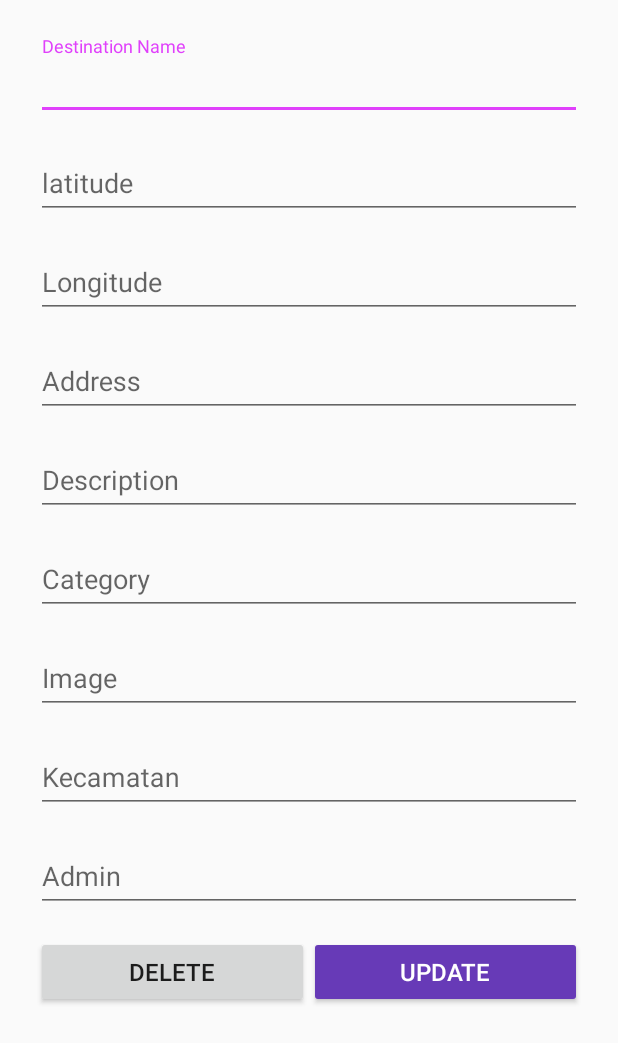
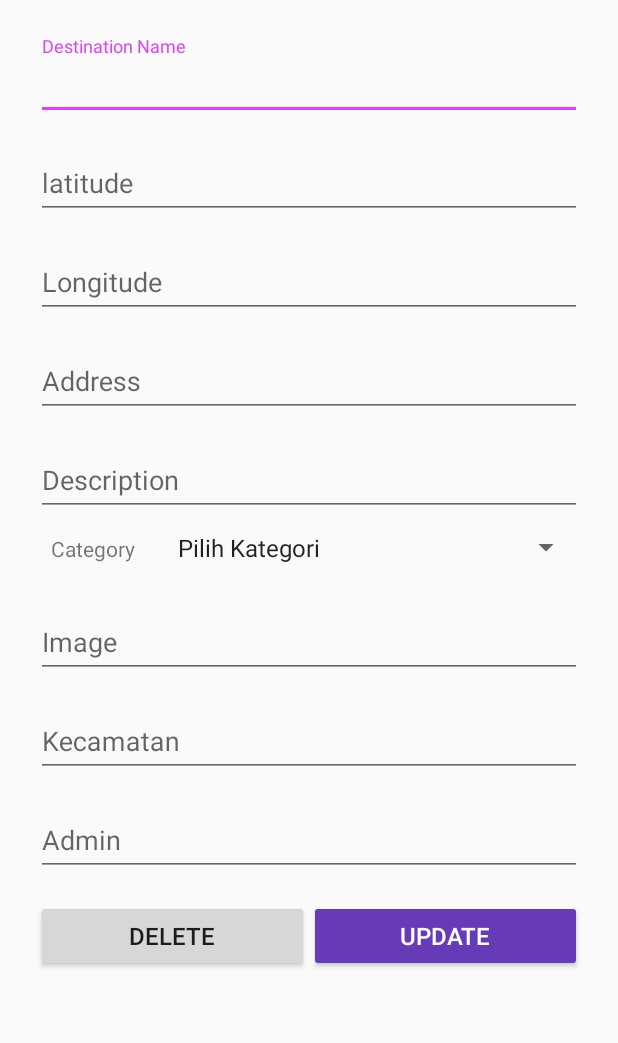
Before and after one commit to gilangramdhanip/AdminSig, an Android app: the DestinationDetailActivity screen opened directly, with no data from a screen before it, on a phone screen of 412 x 824 dp. Shown: the top 1043 px of the screen. Run offline under Robolectric (Android 15) with nearby library versions, the phone set to English and light mode, and no system bars; 11 statements that could not run were skipped.

Commit message:
add spinner in detail activity

```diff
--- a/app/src/main/java/com/emoji/adminsig/activities/DestinationDetailActivity.kt
+++ b/app/src/main/java/com/emoji/adminsig/activities/DestinationDetailActivity.kt
@@ -4,17 +4,33 @@ import android.content.Intent
 import android.os.Bundle
 import android.util.Log
 import android.view.MenuItem
+import android.view.View
+import android.widget.AdapterView
+import android.widget.ArrayAdapter
 import android.widget.Toast
 import androidx.appcompat.app.AppCompatActivity
+import androidx.core.view.get
 import com.emoji.adminsig.R
 import com.emoji.adminsig.models.DeleteResponse
 import com.emoji.adminsig.models.Destination
 import com.emoji.adminsig.models.DestinationResponse
 import com.emoji.adminsig.services.ServiceBuilder
+import kotlinx.android.synthetic.main.activity_destiny_create.*
 import kotlinx.android.synthetic.main.activity_destiny_detail.*
+import kotlinx.android.synthetic.main.activity_destiny_detail.et_address
+import kotlinx.android.synthetic.main.activity_destiny_detail.et_admin
+import kotlinx.android.synthetic.main.activity_destiny_detail.et_description
+import kotlinx.android.synthetic.main.activity_destiny_detail.et_image
+import kotlinx.android.synthetic.main.activity_destiny_detail.et_kecamatan
+import kotlinx.android.synthetic.main.activity_destiny_detail.et_latitude
+import kotlinx.android.synthetic.main.activity_destiny_detail.et_longitude
+import kotlinx.android.synthetic.main.activity_destiny_detail.et_name
 import retrofit2.Call
 import retrofit2.Callback
 import retrofit2.Response
+import java.util.*
+import kotlin.collections.ArrayList
+import kotlinx.android.synthetic.main.activity_destiny_detail.et_category as et_category1
 
 
 class DestinationDetailActivity : AppCompatActivity() {
@@ -22,6 +38,9 @@ class DestinationDetailActivity : AppCompatActivity() {
     companion object {
         const val EXTRA_DETAIl = "extra_detail"
     }
+
+    private lateinit var simpan : String
+    private var ambil :Int = 0
 
     private lateinit var destination : Destination
 
@@ -31,12 +50,47 @@ class DestinationDetailActivity : AppCompatActivity() {
 
         destination = intent.getParcelableExtra(EXTRA_DETAIl) as Destination
 
+
+        //Load Destination
+
+        val spinCat = resources.getStringArray(R.array.cat)
+
+        destination.id_destination
+        et_name.setText(destination.name_destination)
+        et_latitude.setText(destination.lat_destination)
+        et_longitude.setText(destination.lng_destination)
+        et_address.setText(destination.address_destination)
+        et_description.setText(destination.desc_destination)
+        et_image.setText(destination.img_destination)
+        et_category.setSelection(spinCat.indexOf(destination.category_destination))
+        et_kecamatan.setText(destination.id_kecamatan)
+        et_admin.setText(destination.id_admin)
+
+
+
 //        setSupportActionBar(detail_toolbar)
-        // Show the Up button in the action bar.
         supportActionBar?.setDisplayHomeAsUpEnabled(true)
 
+        et_category.onItemSelectedListener = object : AdapterView.OnItemSelectedListener{
 
-        loadDetails()
+            override fun onNothingSelected(parent: AdapterView<*>?) {
+
+            }
+
+            override fun onItemSelected(
+                parent: AdapterView<*>?,
+                view: View?,
+                position: Int,
+                id: Long
+            ) {
+
+                simpan = if(position == 0){
+                    "Pilih Kategori"
+                }else{
+                    spinCat[position]
+                }
+            }
+        }
 
         btn_delete.setOnClickListener{
 
@@ -70,7 +124,7 @@ class DestinationDetailActivity : AppCompatActivity() {
                 val lng = et_longitude.text.toString()
                 val address = et_address.text.toString()
                 val description = et_description.text.toString()
-                val cat = et_category.text.toString()
+                val cat = simpan
                 val img = et_image.text.toString()
                 val kec = et_kecamatan.text.toString()
                 val admin = et_admin.text.toString()
@@ -105,20 +159,6 @@ class DestinationDetailActivity : AppCompatActivity() {
 
     }
 
-    private fun loadDetails() {
-
-                        destination.id_destination
-                        et_name.setText(destination.name_destination)
-                        et_latitude.setText(destination.lat_destination)
-                        et_longitude.setText(destination.lng_destination)
-                        et_address.setText(destination.address_destination)
-                        et_description.setText(destination.desc_destination)
-                        et_image.setText(destination.img_destination)
-                        et_category.setText(destination.category_destination)
-                        et_kecamatan.setText(destination.id_kecamatan)
-                        et_admin.setText(destination.id_admin)
-    }
-
     override fun onOptionsItemSelected(item: MenuItem): Boolean {
         val id = item.itemId
         if (id == android.R.id.home) {
--- a/app/src/main/res/layout/activity_destiny_detail.xml
+++ b/app/src/main/res/layout/activity_destiny_detail.xml
@@ -66,7 +66,6 @@
 					android:layout_height="wrap_content"
 					android:hint="Address"
 					android:imeOptions="actionUnspecified"
-					android:inputType="textMultiLine"
 					android:maxLines="5"/>
 
 			</com.google.android.material.textfield.TextInputLayout>
@@ -83,24 +82,32 @@
 					android:layout_height="wrap_content"
 					android:hint="Description"
 					android:imeOptions="actionUnspecified"
-					android:inputType="textMultiLine"
 					android:maxLines="5"/>
 
 			</com.google.android.material.textfield.TextInputLayout>
 
-			<com.google.android.material.textfield.TextInputLayout
+			<LinearLayout
 				android:layout_width="match_parent"
-				android:layout_height="wrap_content"
-				android:layout_marginTop="10dp">
+				android:orientation="horizontal"
+				android:layout_height="wrap_content">
 
-				<com.google.android.material.textfield.TextInputEditText
+				<TextView
+					android:padding="10dp"
+					android:text="@string/category"
+					android:layout_width="wrap_content"
+					android:layout_height="wrap_content"/>
+
+				<Spinner
 					android:id="@+id/et_category"
 					android:layout_width="match_parent"
 					android:layout_height="wrap_content"
-					android:hint="Category"
-					android:imeOptions="actionUnspecified" />
+					android:padding="10dp"
+					android:entries="@array/cat"
+					android:spinnerMode="dropdown"
+					android:textColor="#000000"
+					android:hint="Category"/>
 
-			</com.google.android.material.textfield.TextInputLayout>
+			</LinearLayout>
 
 
 			<com.google.android.material.textfield.TextInputLayout
@@ -114,7 +121,6 @@
 					android:layout_height="wrap_content"
 					android:hint="Image"
 					android:imeOptions="actionUnspecified"
-					android:inputType="textMultiLine"
 					android:maxLines="5"/>
 
 			</com.google.android.material.textfield.TextInputLayout>
@@ -130,7 +136,6 @@
 					android:layout_height="wrap_content"
 					android:hint="Kecamatan"
 					android:imeOptions="actionUnspecified"
-					android:inputType="textMultiLine"
 					android:maxLines="5"/>
 
 			</com.google.android.material.textfield.TextInputLayout>
@@ -146,7 +151,6 @@
 					android:layout_height="wrap_content"
 					android:hint="Admin"
 					android:imeOptions="actionUnspecified"
-					android:inputType="textMultiLine"
 					android:maxLines="5"/>
 
 			</com.google.android.material.textfield.TextInputLayout>
```
Also changed, not shown: app/src/main/res/layout/activity_destiny_create.xml (+15 -7 lines).
